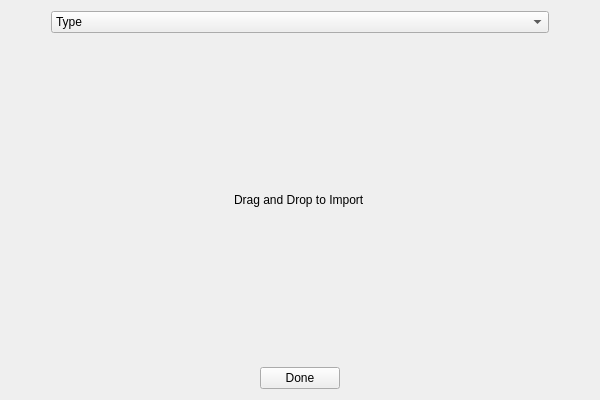
The window that importwindow.ui (pstakoun/northern-spare-tracker) describes before a commit, drawn with Qt 5.
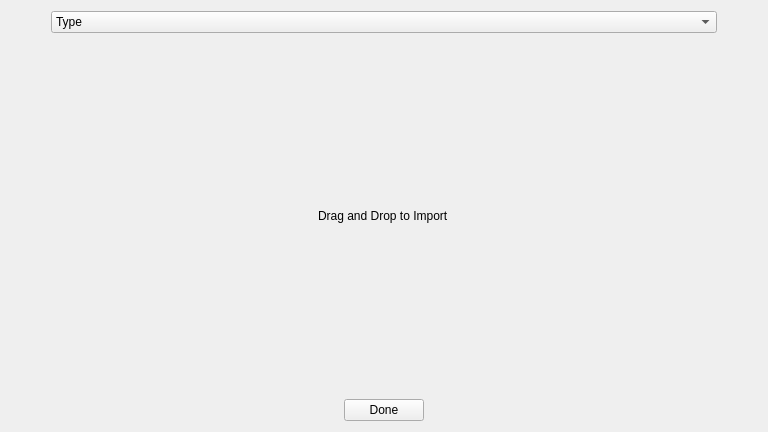
The same window after the commit.

```diff
--- a/importwindow.ui
+++ b/importwindow.ui
@@ -6,8 +6,8 @@
    <rect>
     <x>0</x>
     <y>0</y>
-    <width>600</width>
-    <height>400</height>
+    <width>768</width>
+    <height>432</height>
    </rect>
   </property>
   <property name="windowTitle">
```
